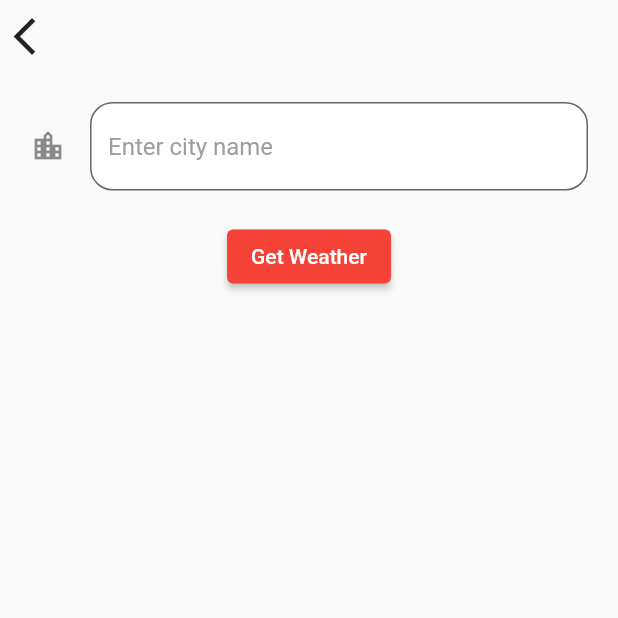
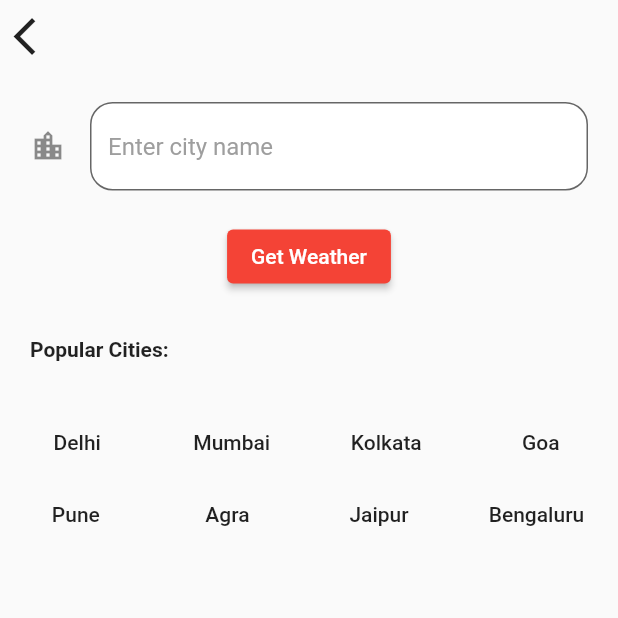
Before and after one commit to ayushsethi33608/Weather_App-Summer-Training-, a Flutter app: the CityScreen screen opened directly, on a phone screen of 412 x 824 dp, the top half of it. Run offline on Flutter 3.47's test engine with Material 2 defaults, Android fonts, the phone set to English and light mode, and no system bars; our stand-ins replace geolocator, modal_progress_hud_nsn.

```diff
--- a/lib/city_screen.dart
+++ b/lib/city_screen.dart
@@ -1,3 +1,4 @@
+import 'package:flutter/cupertino.dart';
 import 'package:flutter/material.dart';
 class CityScreen extends StatefulWidget {
   @override
@@ -44,6 +45,7 @@ class _CityScreenState extends State<CityScreen> {
                   },
                 ),
               ),
+
               ElevatedButton(
                 style: ButtonStyle(backgroundColor: MaterialStateProperty.resolveWith((states) => Colors.red)),
                 onPressed: () {
@@ -53,6 +55,104 @@ class _CityScreenState extends State<CityScreen> {
                   'Get Weather',
                 ),
               ),
+
+            SizedBox(height: 10,),
+
+              Container(
+                padding: EdgeInsets.all(20),
+                alignment: Alignment.centerLeft,
+                child: Text("Popular Cities: ", style: TextStyle(
+                  fontStyle: FontStyle.normal,
+                  fontWeight: FontWeight.bold,
+                ),),
+              ),
+
+              SizedBox(height: 10,),
+
+              Row(
+              mainAxisAlignment: MainAxisAlignment.spaceAround,
+              children: [
+                FlatButton(
+                    onPressed: () {
+                      cityname = "Delhi";
+                      Navigator.pop(context,cityname);
+                    },
+                    child: Text(
+                        "Delhi"
+                    )),
+
+                FlatButton(
+                    onPressed: () {
+                      cityname = "Mumbai";
+                      Navigator.pop(context,cityname);
+                    },
+                    child: Text(
+                        "Mumbai"
+                    )),
+
+                FlatButton(
+                    onPressed: () {
+                      cityname = "Kolkata";
+                      Navigator.pop(context,cityname);
+                    },
+                    child: Text(
+                        "Kolkata"
+                    )),
+
+                FlatButton(
+                    onPressed: () {
+                      cityname = "Goa";
+                      Navigator.pop(context,cityname);
+                    },
+                    child: Text(
+                        "Goa"
+                    )),
+              ],
+            ),
+
+              Row(
+                mainAxisAlignment: MainAxisAlignment.spaceAround,
+                children: [
+                  FlatButton(
+                      onPressed: () {
+                        cityname = "Pune";
+                        Navigator.pop(context,cityname);
+                      },
+                      child: Text(
+                          "Pune"
+                      )),
+
+                  FlatButton(
+                      onPressed: () {
+                        cityname = "Agra";
+                        Navigator.pop(context,cityname);
+                      },
+                      child: Text(
+                          "Agra"
+                      )),
+
+                  FlatButton(
+                      onPressed: () {
+                        cityname = "Jaipur";
+                        Navigator.pop(context,cityname);
+                      },
+                      child: Text(
+                          "Jaipur"
+                      )),
+
+                  FlatButton(
+                      onPressed: () {
+                        cityname = "Bengaluru";
+                        Navigator.pop(context,cityname);
+                      },
+                      child: Text(
+                          "Bengaluru"
+                      )),
+
+                ],
+              ),
+
+
             ],
           ),
         ),
--- a/lib/components/location.dart
+++ b/lib/components/location.dart
@@ -12,6 +12,8 @@ class Location{
       longitude=position.longitude;
     }
     catch(e){
+       longitude=-100;
+       latitude=-100;
       print(e);
     }
   }
--- a/lib/main.dart
+++ b/lib/main.dart
@@ -9,7 +9,6 @@ void main() {
 }
 class MyApp extends StatelessWidget {
   const MyApp({Key? key}) : super(key: key);
-
   @override
   Widget build(BuildContext context) {
     return MaterialApp(
```
Also changed, not shown: lib/components/weather.dart (+36 -14 lines), lib/loading_screen.dart (+14 -6 lines), lib/location_screen.dart (+89 -61 lines), pubspec.lock, 2 other files.
